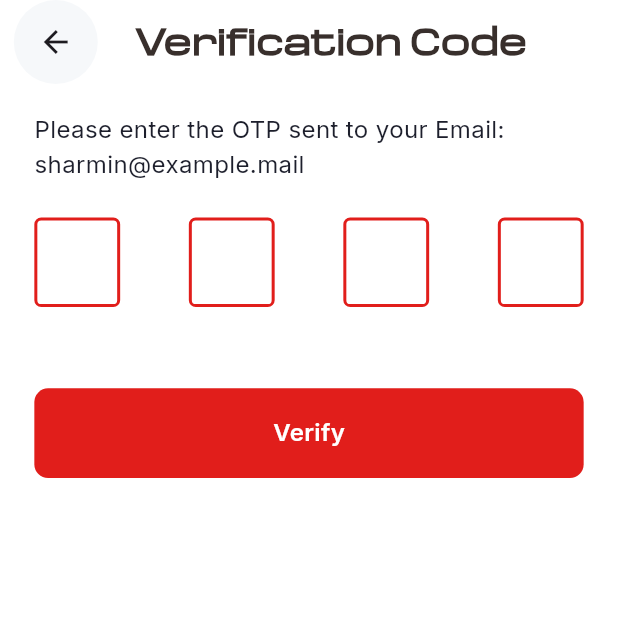
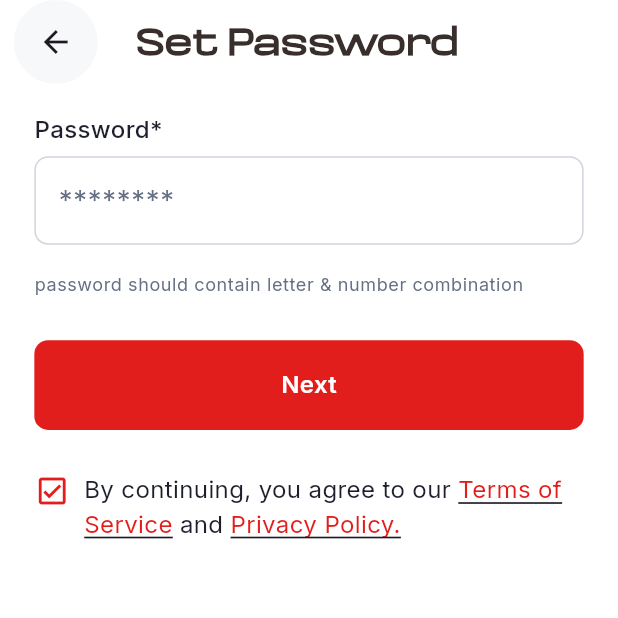
Before and after one commit to salmanbashar1009/master_battery_warranty_app, a Flutter app: the Otpverificationscreen screen opened by its route, after a tap on "Verify", on a phone screen of 412 x 824 dp, the top half of it. Run offline on Flutter 3.47's test engine with Material 3 defaults, Android fonts, the phone set to English and light mode, and no system bars; drawn by our look-alikes of pin_code_fields; our stand-ins replace flutter_screenutil, flutter_svg, google_fonts; missing offline and left inert: nuts_activity_indicator.

Commit message:
auth screens completed

```diff
--- a/lib/application/routes/route_name.dart
+++ b/lib/application/routes/route_name.dart
@@ -4,5 +4,8 @@ class RouteName {
   static String signUpScreen = '/signUpScreen';
   static String otpVerificationScreen = '/otpVerificationScreen';
   static String parentScreen = '/parentScreen';
+  static String setPasswordScreen = '/setPasswordScreen';
+  static String emailVerificationScreen = '/emailVerificationScreen';
+  static String forgotPasswordOTPScreen = '/forgotPasswordOTPScreen';
 
 }
--- a/lib/my_app.dart
+++ b/lib/my_app.dart
@@ -1,7 +1,10 @@
 import 'package:flutter/material.dart';
 import 'package:master_battery_warranty_app/application/routes/route_name.dart';
 import 'package:master_battery_warranty_app/presentation/ui/screens/auth/OTPVerificationScreen.dart';
+import 'package:master_battery_warranty_app/presentation/ui/screens/auth/forgot_password/email_verification_screen.dart';
+import 'package:master_battery_warranty_app/presentation/ui/screens/auth/forgot_password/forgot_password_otp_screen.dart';
 import 'package:master_battery_warranty_app/presentation/ui/screens/auth/login_screen.dart';
+import 'package:master_battery_warranty_app/presentation/ui/screens/auth/set_password_screen.dart';
 import 'package:master_battery_warranty_app/presentation/ui/screens/auth/sign_up_screen.dart';
 import 'package:master_battery_warranty_app/presentation/ui/screens/parent_screen.dart';
 import 'package:master_battery_warranty_app/presentation/ui/screens/splash_screen.dart';
@@ -29,6 +32,9 @@ class _MyAppState extends State<MyApp> {
         RouteName.signUpScreen: (context) => SignUpScreen(),
         RouteName.otpVerificationScreen: (context) => Otpverificationscreen(),
         RouteName.parentScreen: (context) => ParentScreen(),
+        RouteName.setPasswordScreen: (context) => SetPasswordScreen(),
+        RouteName.emailVerificationScreen: (context) => EmailVerificationScreen(),
+        RouteName.forgotPasswordOTPScreen: (context) => ForgotPasswordOTPScreen(),
       },
     );
   }
--- a/lib/presentation/ui/screens/auth/OTPVerificationScreen.dart
+++ b/lib/presentation/ui/screens/auth/OTPVerificationScreen.dart
@@ -1,5 +1,6 @@
 import 'package:flutter/material.dart';
 import 'package:flutter_screenutil/flutter_screenutil.dart';
+import 'package:master_battery_warranty_app/application/routes/route_name.dart';
 import 'package:master_battery_warranty_app/presentation/ui/utils/styles.dart';
 import 'package:master_battery_warranty_app/presentation/ui/widgets/app_bar.dart';
 import 'package:master_battery_warranty_app/presentation/ui/widgets/primary_button.dart';
@@ -42,8 +43,10 @@ class Otpverificationscreen extends StatelessWidget {
                     return true;
                   }, appContext: context,
                 ),
-                SizedBox(height: 32.h,),
-                PrimaryButton(title: "Verify", onTap: (){})
+                SizedBox(height: 24.h,),
+                PrimaryButton(title: "Verify", onTap: (){
+                  Navigator.pushNamedAndRemoveUntil(context, RouteName.setPasswordScreen, (_) => false);
+                })
 
               ],
             ),
--- /dev/null
+++ b/lib/presentation/ui/screens/auth/set_password_screen.dart
@@ -0,0 +1,118 @@
+import 'package:flutter/material.dart';
+import 'package:flutter_screenutil/flutter_screenutil.dart';
+import 'package:master_battery_warranty_app/application/routes/route_name.dart';
+import 'package:master_battery_warranty_app/presentation/ui/screens/auth/OTPVerificationScreen.dart';
+import 'package:master_battery_warranty_app/presentation/ui/screens/auth/login_screen.dart';
+import 'package:master_battery_warranty_app/presentation/ui/screens/parent_screen.dart';
+import 'package:master_battery_warranty_app/presentation/ui/utils/styles.dart';
+import 'package:master_battery_warranty_app/presentation/ui/widgets/app_bar.dart';
+import 'package:master_battery_warranty_app/presentation/ui/widgets/primary_button.dart';
+
+class SetPasswordScreen extends StatelessWidget {
+  const SetPasswordScreen({super.key});
+
+  @override
+  Widget build(BuildContext context) {
+    return Scaffold(
+      appBar: appBar(
+        context,
+        "Set Password",
+      ),
+      body: SafeArea(
+        child: Padding(
+          padding: EdgeInsets.symmetric(horizontal: 20.w),
+          child: SingleChildScrollView(
+            child: Column(
+              crossAxisAlignment: CrossAxisAlignment.start,
+              children: [
+                SizedBox(
+                  height: 16.h,
+                ),
+                Text("Password*",
+                    style: Theme.of(context)
+                        .textTheme
+                        .bodyMedium!
+                        .copyWith(fontWeight: FontWeight.w500)),
+                SizedBox(
+                  height: 6,
+                ),
+                TextFormField(
+                  decoration: InputDecoration(hintText: "********"),
+                ),
+                SizedBox(
+                  height: 16.h,
+                ),
+                Text(
+                  "password should contain letter & number combination",
+                  style: Theme.of(context)
+                      .textTheme
+                      .bodySmall!
+                      .copyWith(fontSize: 12, color: mediumGrey),
+                ),
+                SizedBox(
+                  height: 24.h,
+                ),
+                SizedBox(
+                  height: 50.h,
+                  width: double.infinity,
+                  child: PrimaryButton(
+                    title: "Next",
+                    onTap: () {
+                      Navigator.pushNamed(
+                          context, RouteName.loginScreen);
+                    },
+                  ),
+                ),
+                SizedBox(
+                  height: 24.h,
+                ),
+                Row(
+                  crossAxisAlignment: CrossAxisAlignment.start,
+                  children: [
+                    Icon(
+                      Icons.check_box_outlined,
+                      color: red,
+                    ),
+                    SizedBox(
+                      width: 8.w,
+                    ),
+                    Expanded(
+                      child: RichText(
+                        maxLines: 2,
+                        softWrap: true,
+                        overflow: TextOverflow.ellipsis,
+                        text: TextSpan(
+                            style: Theme.of(context).textTheme.bodyMedium,
+                            children: <TextSpan>[
+                              TextSpan(
+                                  text: "By continuing, you agree to our "),
+                              TextSpan(
+                                  text: "Terms of Service",
+                                  style: Theme.of(context)
+                                      .textTheme
+                                      .bodyMedium!
+                                      .copyWith(
+                                          decoration: TextDecoration.underline,
+                                          color: red)),
+                              TextSpan(text: " and "),
+                              TextSpan(
+                                  text: "Privacy Policy.",
+                                  style: Theme.of(context)
+                                      .textTheme
+                                      .bodyMedium!
+                                      .copyWith(
+                                          decoration: TextDecoration.underline,
+                                          color: red)),
+                            ]),
+                      ),
+                    )
+                  ],
+                )
+              ],
+            ),
+          ),
+        ),
+      ),
+    );
+  }
+}
--- a/lib/presentation/ui/screens/splash_screen.dart
+++ b/lib/presentation/ui/screens/splash_screen.dart
@@ -34,6 +34,7 @@ class _SplashScreenState extends State<SplashScreen> {
     return Scaffold(
       body: Padding(
         padding: EdgeInsets.all(20.r),
+        child: SingleChildScrollView(
           child: Column(
             mainAxisAlignment: MainAxisAlignment.center,
             crossAxisAlignment: CrossAxisAlignment.center,
@@ -57,13 +58,14 @@ class _SplashScreenState extends State<SplashScreen> {
                 inactiveColor: Colors.black26,
                 tickCount: 8,
                 relativeWidth: 0.7,
-              radius: 16,
+                radius: 16.r,
                 startRatio: 0.4,
                 animationDuration: Duration(milliseconds: 500),
               )
             ],
           ),
         ),
+      ),
     );
   }
 }
--- a/lib/presentation/ui/utils/styles.dart
+++ b/lib/presentation/ui/utils/styles.dart
@@ -1,7 +1,6 @@
 
 
 import 'package:flutter/material.dart';
-import 'package:flutter_screenutil/flutter_screenutil.dart';
 import 'package:pin_code_fields/pin_code_fields.dart';
 
 const Color red = Color(0xFFE11E1B);
@@ -14,15 +13,15 @@ const Color white = Color(0xFFFFFFFF);
 PinTheme pinTheme(){
   return PinTheme(
     shape: PinCodeFieldShape.box,
-    borderRadius: BorderRadius.circular(4.r),
-    fieldHeight: 50.h,
-    fieldWidth: 50.w,
+    borderRadius: BorderRadius.circular(12),
+    fieldHeight: 56,
+    fieldWidth: 56,
     activeFillColor: Colors.white,
     activeColor: Colors.green,
     inactiveFillColor: white,
-    inactiveColor: red,
+    inactiveColor: ligtGrey,
     selectedFillColor: white,
-    selectedColor: Colors.orangeAccent
+    selectedColor: red
 
   );
 }
```
Also changed, not shown: lib/presentation/ui/screens/auth/forgot_password/email_verification_screen.dart (added, +75 -0 lines), lib/presentation/ui/screens/auth/forgot_password/forgot_password_otp_screen.dart (added, +81 -0 lines), lib/presentation/ui/screens/auth/login_screen.dart (+24 -19 lines), lib/presentation/ui/screens/auth/sign_up_screen.dart (+25 -17 lines), 125 other files. Lines whose indentation alone changed are shown as unchanged.
